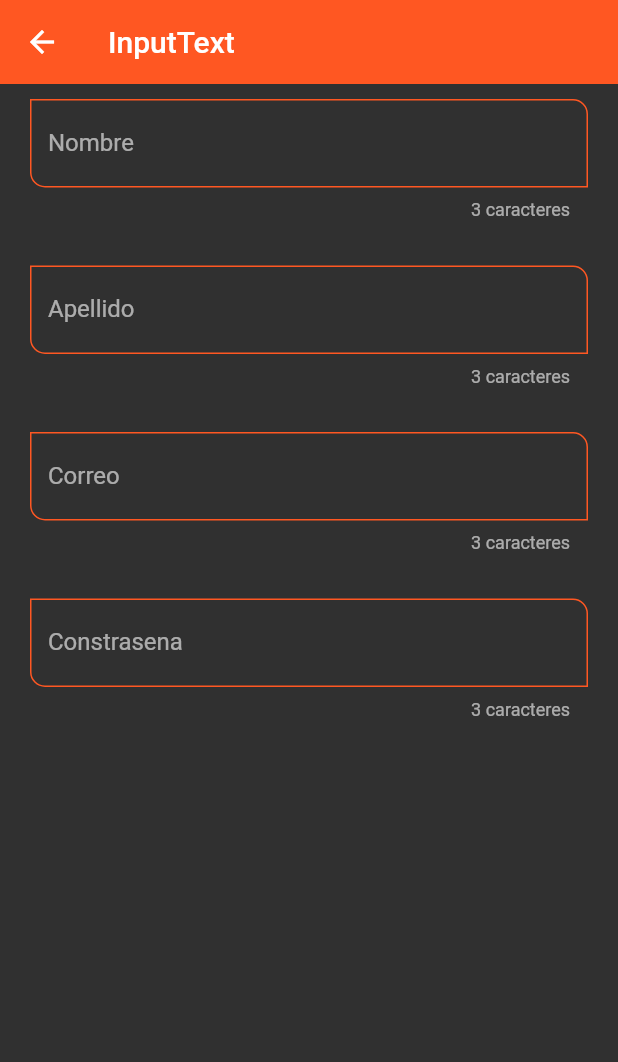
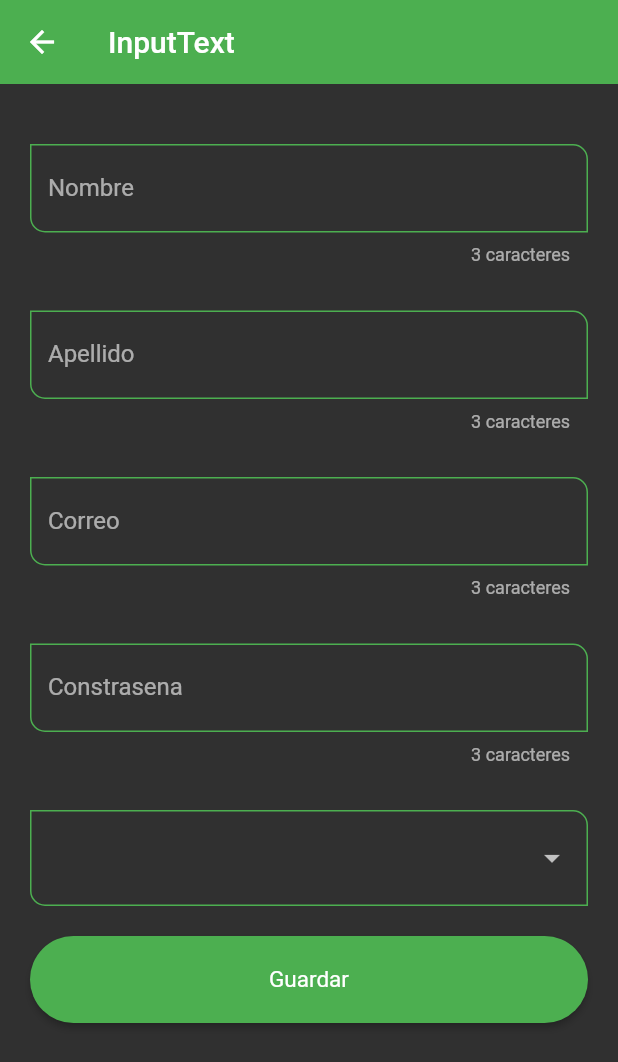
Before and after one commit to carlosdiazz/FLUTTER_UDEMY_WIDGETS, a Flutter app: the InputFieldPages screen opened by its route, on a phone screen of 412 x 824 dp. Shown: the top 1062 px of the screen. Run offline on Flutter 3.47's test engine with Material 2 defaults, Android fonts, the phone set to English and light mode, and no system bars.

Commit message:
Fin de la seccion 6

```diff
--- a/lib/pages/inputs_field_pages.dart
+++ b/lib/pages/inputs_field_pages.dart
@@ -6,6 +6,16 @@ class InputFieldPages extends StatelessWidget {
 
   @override
   Widget build(BuildContext context) {
+    final GlobalKey<FormState> myFormKey = GlobalKey<FormState>();
+
+    final Map<String, String> formValues = {
+      'first_name': "",
+      "last_name": "",
+      "email": "",
+      "password": "",
+      'role': ''
+    };
+
     return Scaffold(
       appBar: AppBar(
         title: const Text('InputText'),
@@ -13,22 +23,29 @@ class InputFieldPages extends StatelessWidget {
       body: SingleChildScrollView(
           child: Padding(
         padding: const EdgeInsets.symmetric(horizontal: 20, vertical: 10),
+        child: Form(
+          key: myFormKey,
           child: Column(children: [
+            SizedBox(height: 30),
             CustomInpuutField(
               labelText: 'Nombre',
               hintText: 'Nombre del usuario',
+              formProperty: 'first_name',
+              formValues: formValues,
             ),
             SizedBox(height: 30),
             CustomInpuutField(
                 labelText: 'Apellido',
                 hintText: 'Apellido del usuario',
-          ),
+                formProperty: 'last_name',
+                formValues: formValues),
             SizedBox(height: 30),
             CustomInpuutField(
                 labelText: 'Correo',
                 hintText: 'Correo del usuario',
                 keyBoardType: TextInputType.emailAddress,
-          ),
+                formProperty: 'email',
+                formValues: formValues),
             SizedBox(
               height: 30,
             ),
@@ -37,8 +54,53 @@ class InputFieldPages extends StatelessWidget {
                 hintText: 'Conttrasena del user',
                 keyBoardType: TextInputType.visiblePassword,
                 oscuredText: true,
+                formProperty: 'password',
+                formValues: formValues),
+            SizedBox(height: 30),
+            DropdownButtonFormField(
+                items: [
+                  DropdownMenuItem(
+                    child: Text('Admin'),
+                    value: 'Admin',
                   ),
+                  DropdownMenuItem(
+                    child: Text('SuperUser'),
+                    value: 'SuperUser',
+                  ),
+                  DropdownMenuItem(
+                    child: Text('Developer'),
+                    value: 'Developer',
+                  ),
+                  DropdownMenuItem(
+                    child: Text('Jr.Developer'),
+                    value: 'Jr.Developer',
+                  )
+                ],
+                onChanged: (value) {
+                  print(value);
+                  formValues['role'] = value ?? 'Admin';
+                }),
+            SizedBox(
+              height: 20,
+            ),
+            ElevatedButton(
+                onPressed: () {
+                  FocusScope.of(context).requestFocus(
+                      FocusNode()); //Quito el teclado a presionar guardar
+                  // imprimir valores del formaulario
+                  if (!myFormKey.currentState!.validate()) {
+                    print('Formualrio no valido');
+                    return;
+                  }
+                  ;
+                  print(formValues);
+                },
+                child: SizedBox(
+                  child: Center(child: Text('Guardar')),
+                  width: double.infinity,
+                ))
           ]),
+        ),
       )),
     );
   }
--- a/lib/pages/pages.dart
+++ b/lib/pages/pages.dart
@@ -1,10 +1,12 @@
-export 'package:componentes/pages/inputs_field_pages.dart';
+export 'package:componentes/pages/listview_builder_ages.dart';
 
 export 'package:componentes/pages/alert_pages.dart';
 export 'package:componentes/pages/animated_pages.dart';
 export 'package:componentes/pages/avatar_pages.dart';
 export 'package:componentes/pages/card_pages.dart';
 export 'package:componentes/pages/home_page.dart';
+export 'package:componentes/pages/inputs_field_pages.dart';
 export 'package:componentes/pages/listview1_pages.dart';
 export 'package:componentes/pages/listview2_pages.dart';
 export 'package:componentes/pages/not_found_pages.dart';
+export 'package:componentes/pages/slider_screen.dart';
--- a/lib/router/app_route.dart
+++ b/lib/router/app_route.dart
@@ -54,6 +54,18 @@ class AppRoute {
       name: 'Input Fields Pages',
       screen: const InputFieldPages(),
       icon: Icons.input,
+    ),
+    MenuOption(
+      route: 'sliders',
+      name: 'Sliders Page',
+      screen: const SliderPages(),
+      icon: Icons.sign_language,
+    ),
+    MenuOption(
+      route: 'listviewbuilder',
+      name: 'List View Builder Page',
+      screen: const ListViewBuilderPages(),
+      icon: Icons.build_circle,
     )
   ];
 
--- a/lib/theme/app_theme.dart
+++ b/lib/theme/app_theme.dart
@@ -1,7 +1,7 @@
 import 'package:flutter/material.dart';
 
 class AppTheme {
-  static const Color primary = Colors.deepOrange;
+  static const Color primary = Colors.green;
 
   static final ThemeData darkTheme = ThemeData.dark().copyWith(
       //Color Primario
--- a/lib/widgets/custom_input_field.dart
+++ b/lib/widgets/custom_input_field.dart
@@ -9,7 +9,9 @@ class CustomInpuutField extends StatelessWidget {
       this.icon,
       this.suffixIcon,
       this.keyBoardType,
-      this.oscuredText = false});
+      this.oscuredText = false,
+      required this.formProperty,
+      required this.formValues});
 
   final String? hintText;
   final String? labelText;
@@ -18,6 +20,8 @@ class CustomInpuutField extends StatelessWidget {
   final IconData? suffixIcon;
   final TextInputType? keyBoardType;
   final bool oscuredText;
+  final String formProperty;
+  final Map<String, String> formValues;
 
   @override
   Widget build(BuildContext context) {
@@ -27,7 +31,9 @@ class CustomInpuutField extends StatelessWidget {
       keyboardType: keyBoardType,
       initialValue: '',
       textCapitalization: TextCapitalization.words,
-      onChanged: (value) {},
+      onChanged: (value) {
+        formValues[formProperty] = value;
+      },
       validator: (value) {
         if (value == null) return 'Requerido';
         return value.length < 3 ? 'Minimo 3' : null;
```
Also changed, not shown: lib/pages/listview_builder_ages.dart (added, +113 -0 lines), lib/pages/slider_screen.dart (added, +91 -0 lines). Lines whose indentation alone changed are shown as unchanged.
